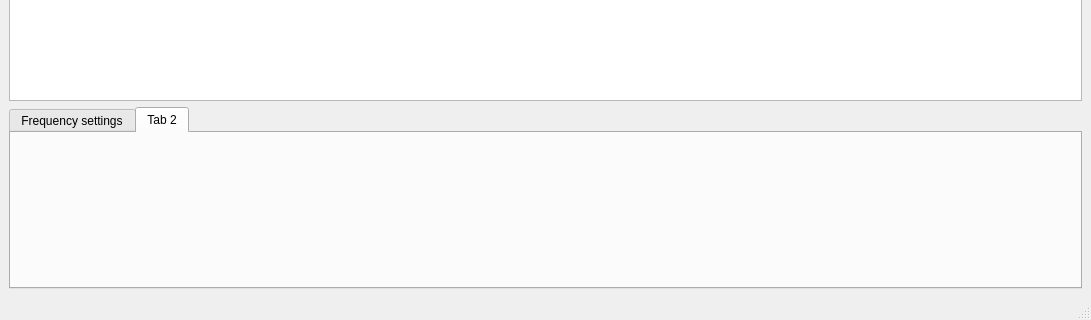
This is aquisition_interface/gui.ui in sinavir/strobing-interferometer as Qt 5 draws it before an edit; both pictures show x 0 to 1091 and y 509 to 829 of the 1091 by 829 pixel window. The edited form follows.
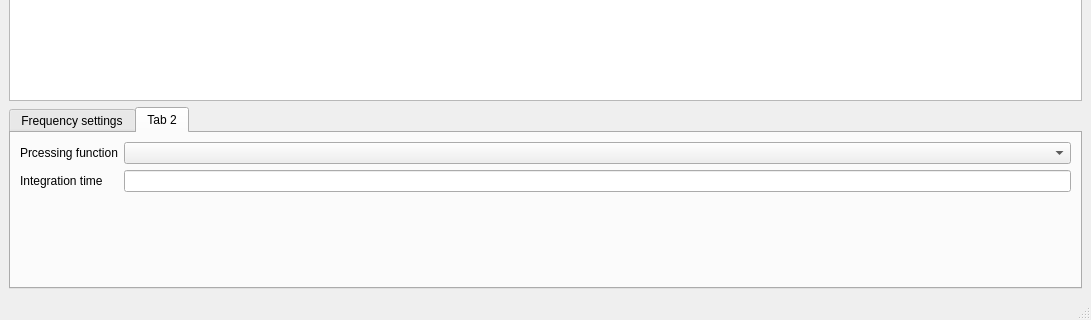
This is the edited form. The open tabs and pages were chosen to show the change. Custom widgets are drawn as their Qt base class.

What changed in the file:
```diff
--- a/aquisition_interface/gui.ui
+++ b/aquisition_interface/gui.ui
@@ -194,6 +194,32 @@
        <attribute name="title">
         <string>Tab 2</string>
        </attribute>
+       <layout class="QHBoxLayout" name="horizontalLayout_3">
+        <item>
+         <layout class="QFormLayout" name="formLayout">
+          <item row="0" column="0">
+           <widget class="QLabel" name="label_2">
+            <property name="text">
+             <string>Prcessing function</string>
+            </property>
+           </widget>
+          </item>
+          <item row="1" column="1">
+           <widget class="QLineEdit" name="lineEdit"/>
+          </item>
+          <item row="1" column="0">
+           <widget class="QLabel" name="label">
+            <property name="text">
+             <string>Integration time</string>
+            </property>
+           </widget>
+          </item>
+          <item row="0" column="1">
+           <widget class="QComboBox" name="select_processing"/>
+          </item>
+         </layout>
+        </item>
+       </layout>
       </widget>
      </widget>
     </item>
@@ -235,6 +261,11 @@
    <extends>QGraphicsView</extends>
    <header>pyqtgraph</header>
   </customwidget>
+  <customwidget>
+   <class>GraphicsLayoutWidget</class>
+   <extends>QGraphicsView</extends>
+   <header>pyqtgraph</header>
+  </customwidget>
  </customwidgets>
  <resources/>
  <connections/>
```
Left out of the diff: 6 changed lines with no effect on the pictures.
